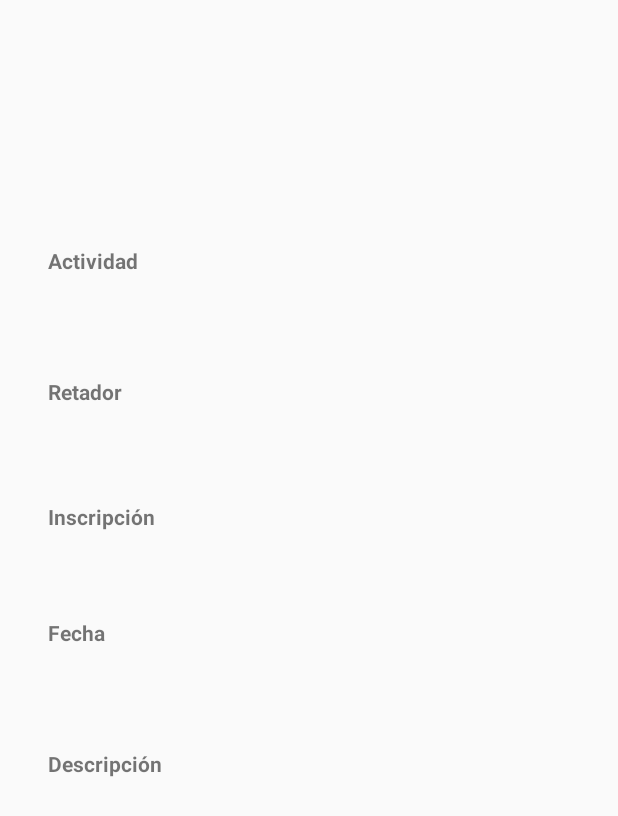
After one commit to IETI-Starsoft/Matchmaking-Android, an Android app: the layout match_row.xml on its own in the app's theme, with its tools: preview values and no code run, on a phone screen of 412 x 824 dp. The commit adds this screen. Shown: the top 816 px of the screen. Run offline under Robolectric (Android 15) with nearby library versions, the phone set to English and light mode, and no system bars; network calls fail.

Commit message:
:sparkles: All matches
Co-authored-by: diego2097 <ye.yo14@hotmail.com>

```diff
--- a/app/src/main/java/edu/escuelaing/matchmaking/network/services/UserService.java
+++ b/app/src/main/java/edu/escuelaing/matchmaking/network/services/UserService.java
@@ -22,5 +22,7 @@ public interface UserService {
     @GET("api/users/id/{userId}/teams")
     Call<List<Team>> getTeams(@Path("userId") String userId);
 
+    @GET("api/users/id/{userId}")
+    Call<User> getUserById(@Path("userId") String userId);
 
 }
--- /dev/null
+++ b/app/src/main/res/layout/match_row.xml
@@ -0,0 +1,119 @@
+<?xml version="1.0" encoding="utf-8"?>
+<androidx.constraintlayout.widget.ConstraintLayout xmlns:android="http://schemas.android.com/apk/res/android"
+    xmlns:app="http://schemas.android.com/apk/res-auto"
+    xmlns:tools="http://schemas.android.com/tools"
+    android:layout_width="match_parent"
+    android:layout_height="match_parent">
+
+
+    <TextView
+        android:id="@+id/match_apu"
+        android:layout_width="wrap_content"
+        android:layout_height="wrap_content"
+        android:layout_marginTop="332dp"
+
+        app:layout_constraintEnd_toEndOf="parent"
+        app:layout_constraintStart_toEndOf="@+id/textView6"
+        app:layout_constraintTop_toTopOf="parent" />
+
+    <TextView
+        android:id="@+id/match_name"
+        android:layout_width="wrap_content"
+        android:layout_height="wrap_content"
+        android:layout_marginTop="164dp"
+        app:layout_constraintEnd_toEndOf="parent"
+        app:layout_constraintHorizontal_bias="0.523"
+        app:layout_constraintStart_toEndOf="@+id/textView4"
+        app:layout_constraintTop_toTopOf="parent" />
+
+    <TextView
+        android:id="@+id/match_desc"
+        android:layout_width="wrap_content"
+        android:layout_height="wrap_content"
+        android:layout_marginTop="500dp"
+        app:layout_constraintEnd_toEndOf="parent"
+        app:layout_constraintStart_toEndOf="@+id/textView9"
+        app:layout_constraintTop_toTopOf="parent" />
+
+    <TextView
+        android:id="@+id/match_fecha"
+        android:layout_width="wrap_content"
+        android:layout_height="wrap_content"
+        android:layout_marginTop="412dp"
+        app:layout_constraintEnd_toEndOf="parent"
+        app:layout_constraintHorizontal_bias="0.554"
+        app:layout_constraintStart_toEndOf="@+id/textView8"
+        app:layout_constraintTop_toTopOf="parent" />
+
+    <TextView
+        android:id="@+id/match_ret"
+        android:layout_width="wrap_content"
+        android:layout_height="wrap_content"
+        android:layout_marginTop="248dp"
+        app:layout_constraintEnd_toEndOf="parent"
+        app:layout_constraintHorizontal_bias="0.531"
+        app:layout_constraintStart_toEndOf="@+id/textView5"
+        app:layout_constraintTop_toTopOf="parent" />
+
+    <TextView
+        android:id="@+id/textView4"
+        android:layout_width="0dp"
+        android:layout_height="wrap_content"
+        android:layout_marginStart="32dp"
+        android:layout_marginLeft="32dp"
+        android:layout_marginTop="164dp"
+        android:text="Actividad"
+        android:textStyle="bold"
+        app:layout_constraintStart_toStartOf="parent"
+        app:layout_constraintTop_toTopOf="parent" />
+
+    <TextView
+        android:id="@+id/textView5"
+        android:layout_width="0dp"
+        android:layout_height="wrap_content"
+        android:layout_marginStart="32dp"
+        android:layout_marginLeft="32dp"
+        android:layout_marginTop="68dp"
+        android:text="Retador"
+        android:textStyle="bold"
+        app:layout_constraintStart_toStartOf="parent"
+        app:layout_constraintTop_toBottomOf="@+id/textView4" />
+
+    <TextView
+        android:id="@+id/textView6"
+        android:layout_width="0dp"
+        android:layout_height="21dp"
+        android:layout_marginStart="32dp"
+        android:layout_marginLeft="32dp"
+        android:layout_marginTop="64dp"
+        android:text="Inscripción"
+        android:textStyle="bold"
+        app:layout_constraintStart_toStartOf="parent"
+        app:layout_constraintTop_toBottomOf="@+id/textView5" />
+
+    <TextView
+        android:id="@+id/textView9"
+        android:layout_width="0dp"
+        android:layout_height="wrap_content"
+        android:layout_marginStart="32dp"
+        android:layout_marginLeft="32dp"
+        android:layout_marginTop="68dp"
+        android:text="Descripción"
+        android:textStyle="bold"
+        app:layout_constraintStart_toStartOf="parent"
+        app:layout_constraintTop_toBottomOf="@+id/textView8" />
+
+    <TextView
+        android:id="@+id/textView8"
+        android:layout_width="0dp"
+        android:layout_height="wrap_content"
+        android:layout_marginStart="32dp"
+        android:layout_marginLeft="32dp"
+        android:layout_marginTop="56dp"
+        android:text="Fecha"
+        android:textStyle="bold"
+        app:layout_constraintStart_toStartOf="parent"
+        app:layout_constraintTop_toBottomOf="@+id/textView6" />
+
+
+</androidx.constraintlayout.widget.ConstraintLayout>
--- a/app/src/main/res/navigation/mobile_navigation.xml
+++ b/app/src/main/res/navigation/mobile_navigation.xml
@@ -44,7 +44,7 @@
         android:id="@+id/nav_buscar_match"
         android:name="edu.escuelaing.matchmaking.ui.menu.fragment.BuscarMatchFragment"
         android:label="@string/buscar_match"
-        tools:layout="@layout/fragment_buarcar_match" />
+        tools:layout="@layout/fragment_buscar_match" />
     <fragment
         android:id="@+id/nav_anadir_amigo"
         android:name="edu.escuelaing.matchmaking.ui.menu.fragment.AnadirAmigoFragment"
```
Also changed, not shown: app/src/main/java/edu/escuelaing/matchmaking/network/services/ActivityService.java (+7 -0 lines), app/src/main/java/edu/escuelaing/matchmaking/ui/menu/fragment/BuscarMatchFragment.java (+33 -7 lines), app/src/main/java/edu/escuelaing/matchmaking/ui/menu/fragment/adapters/ActivityAdapter.java (added, +67 -0 lines), app/src/main/java/edu/escuelaing/matchmaking/ui/menu/viewmodel/BuscarMatchViewModel.java (+57 -5 lines), app/src/main/res/layout/fragment_buarcar_match.xml (deleted, +0 -28 lines), app/src/main/res/layout/fragment_buscar_match.xml (added, +17 -0 lines).
